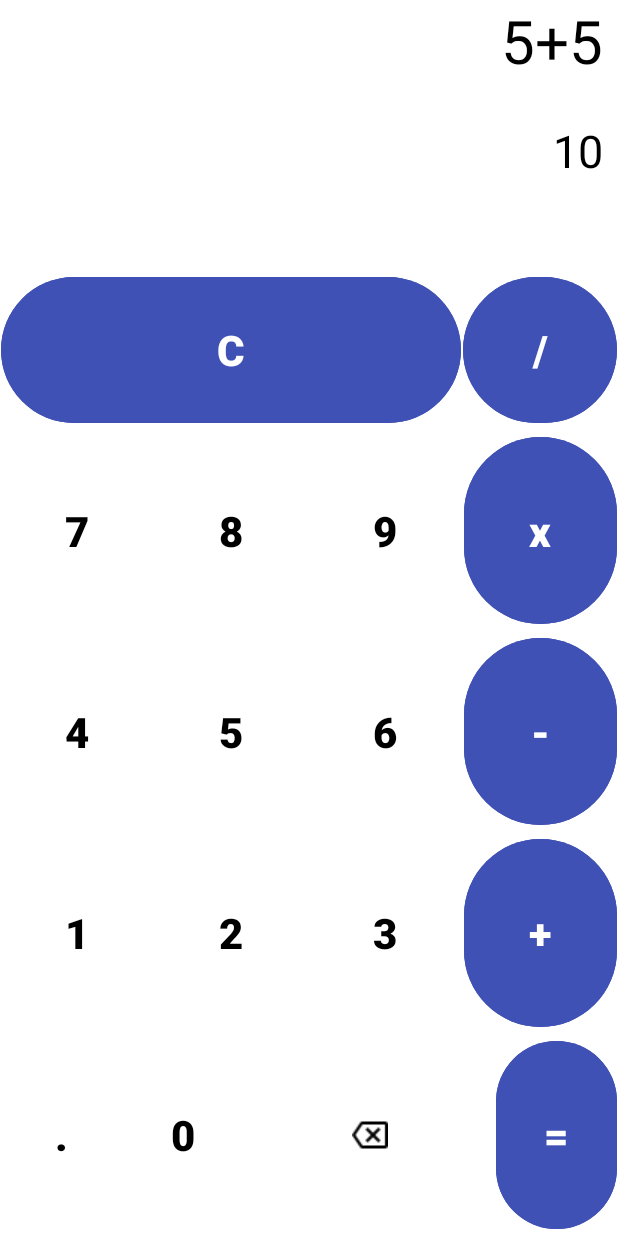
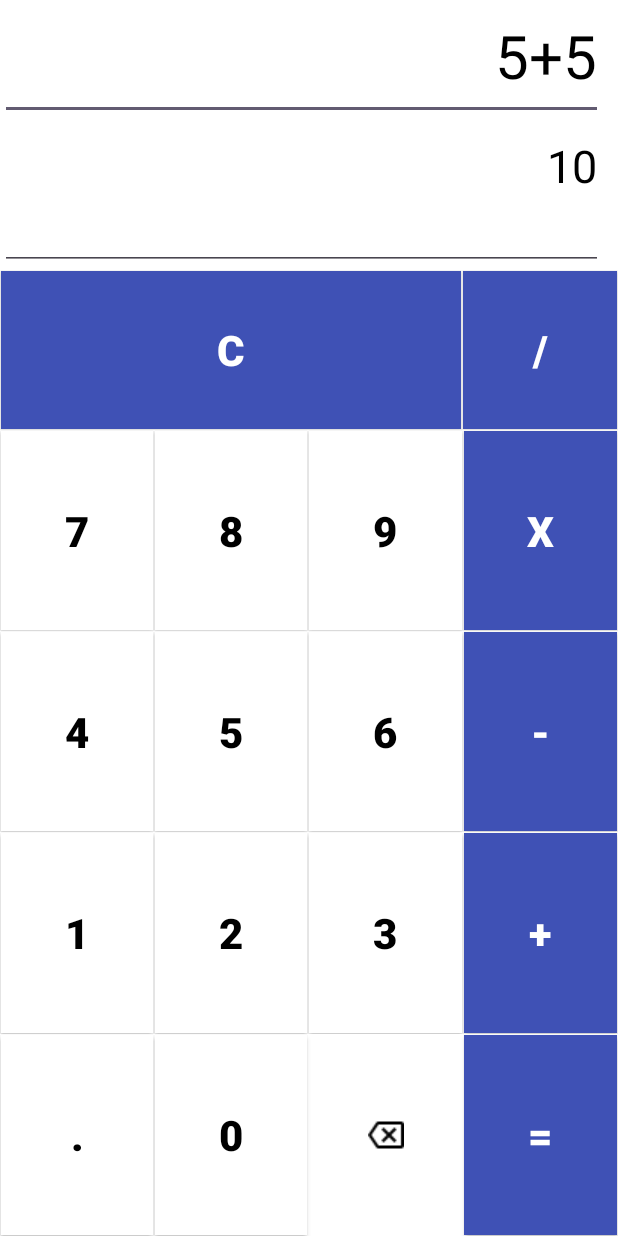
Before and after one commit to erivandoduarte/calculadora, an Android app: the screen it shows after launch (MainActivity), on a phone screen of 412 x 824 dp. Run offline under Robolectric (Android 15) with nearby library versions, the phone set to English and light mode, and no system bars; 1 statement that could not run was skipped.

```diff
--- a/app/src/main/java/com/erivando/calculadora/MainActivity.java
+++ b/app/src/main/java/com/erivando/calculadora/MainActivity.java
@@ -1,6 +1,9 @@
  package com.erivando.calculadora;
 
 import android.os.Bundle;
+import android.widget.Button;
+import android.widget.ImageView;
+import android.widget.TextView;
 
 import androidx.activity.EdgeToEdge;
 import androidx.appcompat.app.AppCompatActivity;
@@ -9,16 +12,47 @@ import androidx.core.view.ViewCompat;
 import androidx.core.view.WindowInsetsCompat;
 
 public class MainActivity extends AppCompatActivity {
+    private Button numeroZero,numeroUm,numeroDois,numeroTres,numeroQuatro,numeroCinco,numeroSeis,numeroSete,
+            numeroOito,numeroNove,ponto,soma,subtracao,multplicacao,divisao,igual,botaoLimpar;
+
+    private TextView txtEspresao,textResultado;
+
+    private ImageView backspace;
 
     @Override
     protected void onCreate(Bundle savedInstanceState) {
         super.onCreate(savedInstanceState);
         EdgeToEdge.enable(this);
         setContentView(R.layout.activity_main);
-        ViewCompat.setOnApplyWindowInsetsListener(findViewById(R.id.main), (v, insets) -> {
-            Insets systemBars = insets.getInsets(WindowInsetsCompat.Type.systemBars());
-            v.setPadding(systemBars.left, systemBars.top, systemBars.right, systemBars.bottom);
-            return insets;
-        });
+
+        getSupportActionBar().hide();
+
+    };
+
+    private iniciarComponetes(){
+        numeroZero = findViewById(R.id.numeroZero);
+        numeroUm = findViewById(R.id.numero_um);
+        numeroDois = findViewById(R.id.numero_dois);
+        numeroTres = findViewById(R.id.numero_tres);
+        numeroQuatro = findViewById(R.id.numero_quatro);
+        numeroCinco = findViewById(R.id.numero_cinco);
+        numeroSeis = findViewById(R.id.numero_seis);
+        numeroSete = findViewById(R.id.numero_sete);
+        numeroOito = findViewById(R.id.numero_oito);
+        numeroNove = findViewById(R.id.numero_nove);
+        ponto = findViewById(R.id.ponto);
+        soma = findViewById(R.id.soma);
+        subtracao = findViewById(R.id.subtracao);
+        multplicacao = findViewById(R.id.mutiplicacao);
+        divisao = findViewById(R.id.divisao);
+        igual = findViewById(R.id.igual);
+        botaoLimpar =findViewById(R.id.bt_limpar);
+        textResultado = findViewById(R.id.txt_resultado);
+        txtEspresao = findViewById(R.id.txt_expressao);
+        backspace = findViewById(R.id.backspace);
+
     }
+
+
+
 }
--- /dev/null
+++ b/app/src/main/res/drawable/botao_numero_precionado.xml
@@ -0,0 +1,7 @@
+<?xml version="1.0" encoding="utf-8"?>
+<selector xmlns:android="http://schemas.android.com/apk/res/android">
+    <item android:drawable="@drawable/shape_selecao_button" android:state_pressed="true"/>
+    <item android:drawable="@drawable/shape_selecao_button" android:state_focused="true"/>
+    <item android:drawable="@drawable/shape_tecla_normal"/>
+
+</selector>
--- /dev/null
+++ b/app/src/main/res/drawable/shape_selecao_button.xml
@@ -0,0 +1,7 @@
+<?xml version="1.0" encoding="utf-8"?>
+<shape xmlns:android="http://schemas.android.com/apk/res/android">
+
+    <solid android:color="@color/blue"/>
+
+
+</shape>
--- /dev/null
+++ b/app/src/main/res/drawable/shape_tecla_normal.xml
@@ -0,0 +1,8 @@
+<?xml version="1.0" encoding="utf-8"?>
+<shape xmlns:android="http://schemas.android.com/apk/res/android">
+
+    <solid android:color="@color/white"/>
+
+
+
+</shape>
--- a/app/src/main/res/layout/activity_main.xml
+++ b/app/src/main/res/layout/activity_main.xml
@@ -11,7 +11,7 @@
 
 
 
-    <TextView
+    <androidx.appcompat.widget.AppCompatAutoCompleteTextView
         android:id="@+id/txt_expressao"
         android:layout_width="match_parent"
         android:layout_height="80dp"
@@ -24,7 +24,7 @@
         android:singleLine="true"/>
 
 
-    <TextView
+    <androidx.appcompat.widget.AppCompatAutoCompleteTextView
         android:id="@+id/txt_resultado"
         android:layout_width="match_parent"
         android:layout_height="100dp"
@@ -42,13 +42,13 @@
         android:layout_weight="0.8"
         android:orientation="horizontal">
 
-        <Button
+        <androidx.appcompat.widget.AppCompatButton
             android:id="@+id/bt_limpar"
             style="@style/Operators_Button"
             android:layout_weight="3"
             android:text="C" />
 
-        <Button
+        <androidx.appcompat.widget.AppCompatButton
             android:id="@+id/divisao"
             style="@style/Operators_Button"
             android:text="/" />
@@ -62,23 +62,23 @@
         android:layout_weight="1"
         android:orientation="horizontal">
 
-        <Button
+        <androidx.appcompat.widget.AppCompatButton
             android:id="@+id/numero_sete"
             style="@style/Number_Button"
             android:text="7" />
 
-        <Button
+
+        <androidx.appcompat.widget.AppCompatButton
             android:id="@+id/numero_oito"
             style="@style/Number_Button"
             android:text="8" />
 
-
-        <Button
+        <androidx.appcompat.widget.AppCompatButton
             android:id="@+id/numero_nove"
             style="@style/Number_Button"
             android:text="9" />
 
-        <Button
+        <androidx.appcompat.widget.AppCompatButton
             android:id="@+id/mutiplicacao"
             style="@style/Operators_Button"
             android:text="x" />
@@ -91,23 +91,23 @@
         android:layout_weight="1"
         android:orientation="horizontal">
 
-        <Button
+        <androidx.appcompat.widget.AppCompatButton
             android:id="@+id/numero_quatro"
             style="@style/Number_Button"
             android:text="4" />
 
-        <Button
+        <androidx.appcompat.widget.AppCompatButton
             android:id="@+id/numero_cinco"
             style="@style/Number_Button"
             android:text="5" />
 
 
-        <Button
+        <androidx.appcompat.widget.AppCompatButton
             android:id="@+id/numero_seis"
             style="@style/Number_Button"
             android:text="6" />
 
-        <Button
+        <androidx.appcompat.widget.AppCompatButton
             android:id="@+id/subtracao"
             style="@style/Operators_Button"
             android:text="-" />
@@ -121,23 +121,23 @@
         android:layout_weight="1"
         android:orientation="horizontal">
 
-        <Button
+        <androidx.appcompat.widget.AppCompatButton
             android:id="@+id/numero_um"
             style="@style/Number_Button"
             android:text="1" />
 
-        <Button
+        <androidx.appcompat.widget.AppCompatButton
             android:id="@+id/numero_dois"
             style="@style/Number_Button"
             android:text="2" />
 
 
-        <Button
+        <androidx.appcompat.widget.AppCompatButton
             android:id="@+id/numero_tres"
             style="@style/Number_Button"
             android:text="3" />
 
-        <Button
+        <androidx.appcompat.widget.AppCompatButton
             android:id="@+id/soma"
             style="@style/Operators_Button"
             android:text="+" />
@@ -150,27 +150,23 @@
         android:layout_weight="1"
         android:orientation="horizontal">
 
-        <Button
+        <androidx.appcompat.widget.AppCompatButton
             android:id="@+id/ponto"
             style="@style/Number_Button"
             android:text="." />
 
-        <Button
+        <androidx.appcompat.widget.AppCompatButton
             android:id="@+id/backspace"
             style="@style/Number_Button"
             android:text="0" />
 
-        <ImageView
+        <androidx.appcompat.widget.AppCompatImageView
             android:id="@+id/zero"
             style="@style/Number_Button"
-            android:layout_width="85dp"
             android:scaleType="center"
             android:src="@drawable/backspace" />
 
-
-
-
-        <Button
+        <androidx.appcompat.widget.AppCompatButton
             android:id="@+id/igual"
             style="@style/Operators_Button"
             android:text="=" />
--- a/app/src/main/res/values/Styles.xml
+++ b/app/src/main/res/values/Styles.xml
@@ -12,13 +12,13 @@
     </style>
 
     <style name="Operators_Button" parent="Container_Button">
-        <item name="android:backgroundTint">@color/blue</item>
+        <item name="android:background">@color/blue</item>
         <item name="android:textColor">@color/white</item>
 
     </style>
 
     <style name="Number_Button" parent="Container_Button">
-        <item name="android:backgroundTint">@color/white</item>
+        <item name="android:background">@drawable/botao_numero_precionado</item>
         <item name="android:textColor">@color/black</item>
 
     </style>
```
